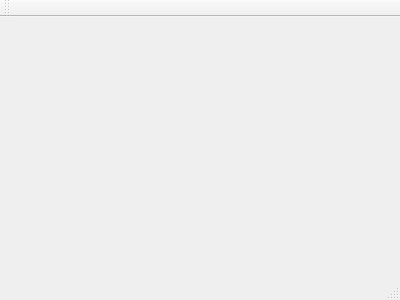
First picture: the form in mainwindow.ui, repository DaymareDev/KSPS3, before the edit.
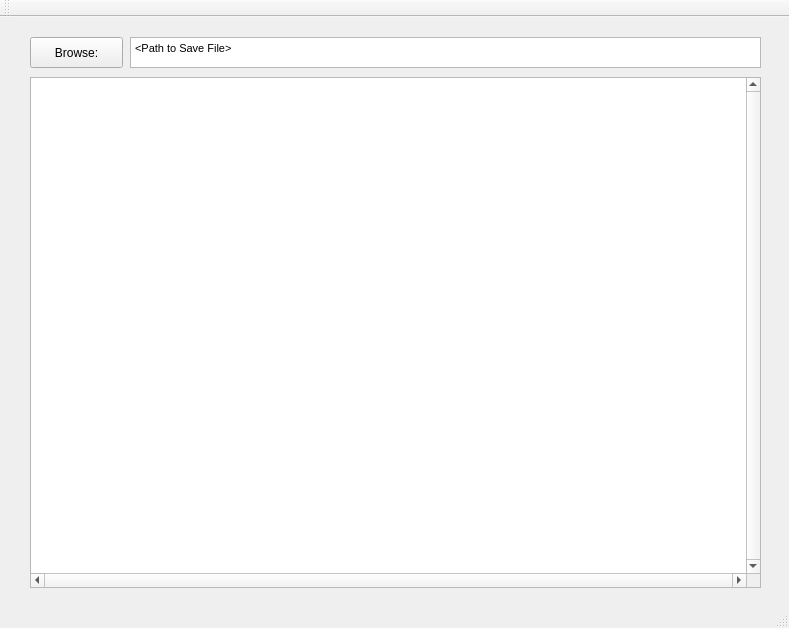
Second picture: the form after the edit.

Commit message: Now possible to use GUI to select save file (It is loaded into a viewer if found)

```diff
--- a/mainwindow.ui
+++ b/mainwindow.ui
@@ -1,24 +1,110 @@
 <ui version="4.0">
  <class>MainWindow</class>
- <widget class="QMainWindow" name="MainWindow" >
-  <property name="geometry" >
+ <widget class="QMainWindow" name="MainWindow">
+  <property name="geometry">
    <rect>
     <x>0</x>
     <y>0</y>
-    <width>400</width>
-    <height>300</height>
+    <width>789</width>
+    <height>628</height>
    </rect>
   </property>
-  <property name="windowTitle" >
+  <property name="sizePolicy">
+   <sizepolicy hsizetype="Preferred" vsizetype="Fixed">
+    <horstretch>0</horstretch>
+    <verstretch>0</verstretch>
+   </sizepolicy>
+  </property>
+  <property name="windowTitle">
    <string>MainWindow</string>
   </property>
-  <widget class="QMenuBar" name="menuBar" />
-  <widget class="QToolBar" name="mainToolBar" />
-  <widget class="QWidget" name="centralWidget" />
-  <widget class="QStatusBar" name="statusBar" />
+  <property name="locale">
+   <locale language="English" country="UnitedStates"/>
+  </property>
+  <widget class="QWidget" name="centralWidget">
+   <widget class="QTextEdit" name="SavePathTextEdit">
+    <property name="geometry">
+     <rect>
+      <x>130</x>
+      <y>20</y>
+      <width>631</width>
+      <height>31</height>
+     </rect>
+    </property>
+    <property name="sizePolicy">
+     <sizepolicy hsizetype="Fixed" vsizetype="Fixed">
+      <horstretch>0</horstretch>
+      <verstretch>0</verstretch>
+     </sizepolicy>
+    </property>
+    <property name="html">
+     <string>&lt;!DOCTYPE HTML PUBLIC &quot;-//W3C//DTD HTML 4.0//EN&quot; &quot;http://www.w3.org/TR/REC-html40/strict.dtd&quot;&gt;
+&lt;html&gt;&lt;head&gt;&lt;meta name=&quot;qrichtext&quot; content=&quot;1&quot; /&gt;&lt;style type=&quot;text/css&quot;&gt;
+p, li { white-space: pre-wrap; }
+&lt;/style&gt;&lt;/head&gt;&lt;body style=&quot; font-family:'MS Shell Dlg 2'; font-size:7.8pt; font-weight:400; font-style:normal;&quot;&gt;
+&lt;p style=&quot; margin-top:0px; margin-bottom:0px; margin-left:0px; margin-right:0px; -qt-block-indent:0; text-indent:0px;&quot;&gt;&lt;span style=&quot; font-size:8pt;&quot;&gt;&amp;lt;Path to Save File&amp;gt;&lt;/span&gt;&lt;/p&gt;&lt;/body&gt;&lt;/html&gt;</string>
+    </property>
+   </widget>
+   <widget class="QPushButton" name="BrowseSaveButton">
+    <property name="geometry">
+     <rect>
+      <x>30</x>
+      <y>20</y>
+      <width>93</width>
+      <height>31</height>
+     </rect>
+    </property>
+    <property name="sizePolicy">
+     <sizepolicy hsizetype="Fixed" vsizetype="Fixed">
+      <horstretch>0</horstretch>
+      <verstretch>0</verstretch>
+     </sizepolicy>
+    </property>
+    <property name="text">
+     <string>Browse:</string>
+    </property>
+   </widget>
+   <widget class="QTextEdit" name="saveFileTextEdit">
+    <property name="geometry">
+     <rect>
+      <x>30</x>
+      <y>60</y>
+      <width>731</width>
+      <height>511</height>
+     </rect>
+    </property>
+    <property name="verticalScrollBarPolicy">
+     <enum>Qt::ScrollBarAlwaysOn</enum>
+    </property>
+    <property name="horizontalScrollBarPolicy">
+     <enum>Qt::ScrollBarAlwaysOn</enum>
+    </property>
+    <property name="lineWrapMode">
+     <enum>QTextEdit::NoWrap</enum>
+    </property>
+   </widget>
+  </widget>
+  <widget class="QMenuBar" name="menuBar">
+   <property name="geometry">
+    <rect>
+     <x>0</x>
+     <y>0</y>
+     <width>789</width>
+     <height>26</height>
+    </rect>
+   </property>
+  </widget>
+  <widget class="QToolBar" name="mainToolBar">
+   <attribute name="toolBarArea">
+    <enum>TopToolBarArea</enum>
+   </attribute>
+   <attribute name="toolBarBreak">
+    <bool>false</bool>
+   </attribute>
+  </widget>
+  <widget class="QStatusBar" name="statusBar"/>
  </widget>
- <layoutDefault spacing="6" margin="11" />
- <pixmapfunction></pixmapfunction>
+ <layoutdefault spacing="6" margin="11"/>
  <resources/>
  <connections/>
 </ui>
```
Left out of the diff: 1 changed line with no effect on the pictures. The commit also changes 2 other files.
